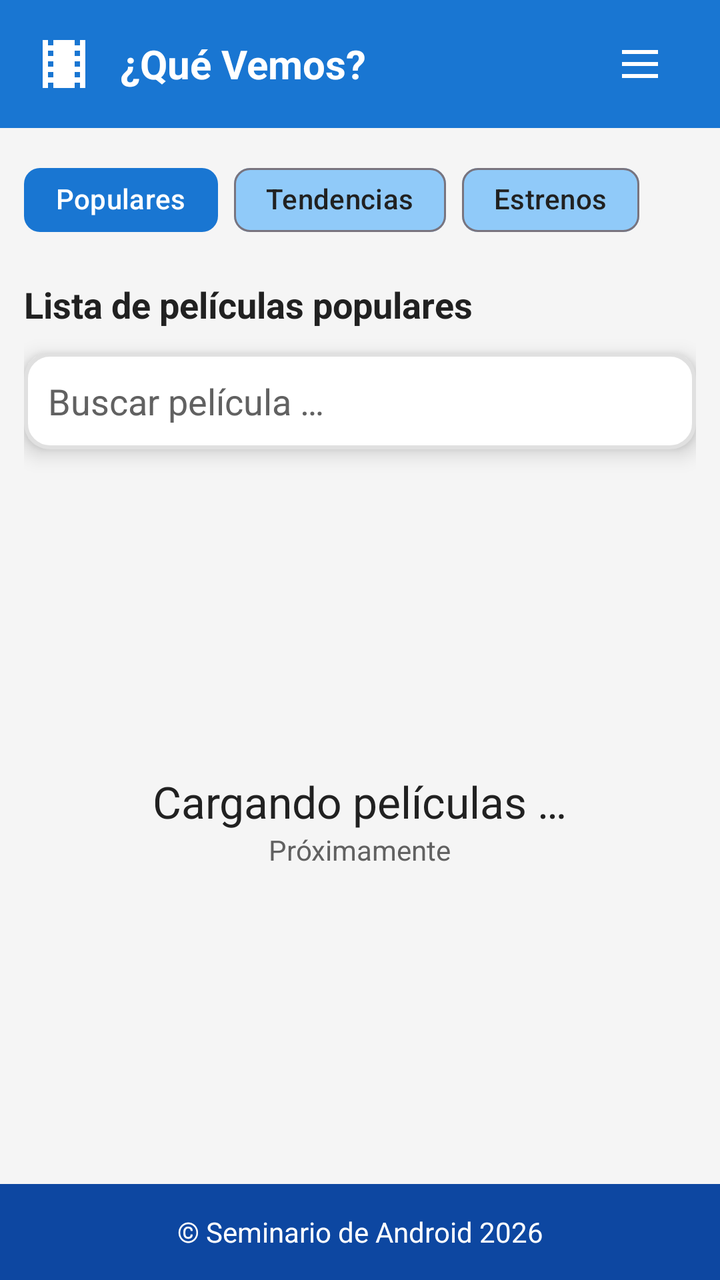
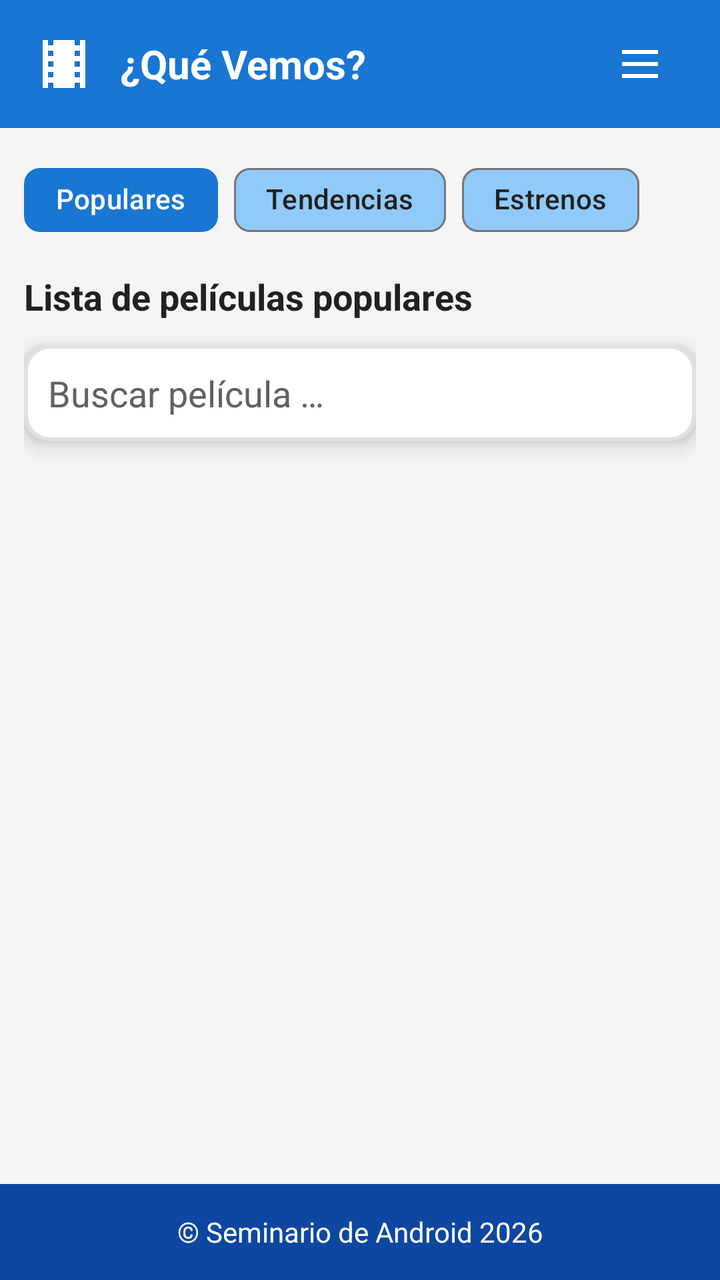

Two renders of the same Android screen: before a commit and after it. Below are the layout's source before the change and the commit's diff.
<!-- AndroidManifest.xml: application theme Theme.Seminario -->
<!-- res/layout/activity_main.xml -->
<?xml version="1.0" encoding="utf-8"?>
<LinearLayout xmlns:android="http://schemas.android.com/apk/res/android"
    xmlns:app="http://schemas.android.com/apk/res-auto"
    android:id="@+id/main"
    android:layout_width="match_parent"
    android:layout_height="match_parent"
    android:background="@color/background"
    android:orientation="vertical">

    
    
    

    
    <LinearLayout
        android:layout_width="match_parent"
        android:layout_height="64dp"
        android:background="@color/primary"
        android:gravity="center_vertical"
        android:orientation="horizontal"
        android:paddingHorizontal="16dp">

        
        <ImageView
            android:layout_width="32dp"
            android:layout_height="32dp"
            android:contentDescription="@string/logo_description"
            android:src="@drawable/ic_android"
            app:tint="@color/white" />

        
        <TextView
            android:layout_width="0dp"
            android:layout_height="wrap_content"
            android:layout_marginStart="12dp"
            android:layout_weight="1"
            android:text="@string/home_title"
            android:textColor="@color/white"
            android:textSize="20sp"
            android:textStyle="bold" />

        
        <ImageButton
            android:id="@+id/btnMenu"
            android:layout_width="48dp"
            android:layout_height="48dp"
            android:background="@android:color/transparent"
            android:contentDescription="@string/menu_description"
            android:src="@drawable/ic_menu"
            app:tint="@color/white" />

    </LinearLayout>

    
    
    
    

    <LinearLayout
        android:layout_width="match_parent"
        android:layout_height="0dp"
        android:layout_weight="1"
        android:background="@color/surface"
        android:orientation="vertical"
        android:padding="12dp">

        
        <com.google.android.material.chip.ChipGroup
            android:id="@+id/chipGroupFiltros"
            android:layout_width="wrap_content"
            android:layout_height="wrap_content"
            android:layout_marginBottom="16dp"
            app:singleSelection="true">

            
            <com.google.android.material.chip.Chip
                android:id="@+id/chipPopulares"
                android:layout_width="wrap_content"
                android:layout_height="wrap_content"
                android:checkable="true"
                android:checked="true"
                android:text="@string/popular"
                android:textColor="@color/chip_text_color"
                app:chipBackgroundColor="@color/chip_background"
                />

            
            <com.google.android.material.chip.Chip
                android:id="@+id/chipTendencias"
                android:layout_width="wrap_content"
                android:layout_height="wrap_content"
                android:checkable="true"
                android:text="@string/trending"
                android:textColor="@color/chip_text_color"
                app:chipBackgroundColor="@color/chip_background"
                />

            
            <com.google.android.material.chip.Chip
                android:id="@+id/chipEstrenos"
                android:layout_width="wrap_content"
                android:layout_height="wrap_content"
                android:checkable="true"
                android:text="@string/upcoming"
                android:textColor="@color/chip_text_color"
                app:chipBackgroundColor="@color/chip_background"
                />

        </com.google.android.material.chip.ChipGroup>

        
        <TextView
            android:id="@+id/tvTituloPeliculas"
            android:layout_width="wrap_content"
            android:layout_height="wrap_content"
            android:layout_marginBottom="12dp"
            android:text="@string/popular_movies"
            android:textColor="@color/text_primary"
            android:textSize="18sp"
            android:textStyle="bold" />

        
        <EditText
            android:id="@+id/etBuscar"
            android:layout_width="match_parent"
            android:layout_height="wrap_content"
            android:layout_marginBottom="16dp"
            android:background="@drawable/bg_search"
            android:elevation="6dp"
            android:hint="@string/search_movie"
            android:importantForAutofill="no"
            android:inputType="text"
            android:padding="12dp"
            android:textColor="@color/text_primary"
            android:textColorHint="@color/text_secondary" />

        
        <LinearLayout
            android:layout_width="match_parent"
            android:layout_height="0dp"
            android:layout_weight="1"
            android:gravity="center"
            android:orientation="vertical">

            <TextView
                android:layout_width="wrap_content"
                android:layout_height="wrap_content"
                android:text="@string/movie_carousel"
                android:textColor="@color/text_primary"
                android:textSize="22sp" />

            <TextView
                android:layout_width="wrap_content"
                android:layout_height="wrap_content"
                android:text="@string/coming_soon"
                android:textColor="@color/text_secondary" />

        </LinearLayout>

    </LinearLayout>

    
    
    

    
    <TextView
        android:layout_width="match_parent"
        android:layout_height="48dp"
        android:background="@color/primary_dark"
        android:gravity="center"
        android:text="@string/footer_text"
        android:textColor="@color/white" />

</LinearLayout>
<!-- resources referenced by this layout -->
<resources>
  <color name="background">@color/blue_soft</color>
  <color name="primary">@color/blue_700</color>
  <color name="primary_dark">@color/blue_900</color>
  <color name="surface">@color/gray_100</color>
  <color name="text_primary">@color/gray_900</color>
  <color name="text_secondary">@color/gray_700</color>
  <color name="white">#FFFFFF</color>
  <!-- drawable bg_search (drawable) -->
  <?xml version="1.0" encoding="utf-8"?>
  <shape xmlns:android="http://schemas.android.com/apk/res/android">
  
      <solid android:color="@color/white"/>
  
      <corners android:radius="12dp"/>
  
      <stroke
          android:width="2dp"
          android:color="@color/divider"/>
  
      <padding
          android:left="8dp"
          android:right="8dp"
          android:top="8dp"
          android:bottom="8dp"/>
  
  </shape>
  <!-- drawable ic_android (drawable) -->
  <vector xmlns:android="http://schemas.android.com/apk/res/android" android:height="24dp" android:tint="#000000" android:viewportHeight="24" android:viewportWidth="24" android:width="24dp">
        
      <path android:fillColor="@android:color/white" android:pathData="M18,3v2h-2L16,3L8,3v2L6,5L6,3L4,3v18h2v-2h2v2h8v-2h2v2h2L20,3h-2zM8,17L6,17v-2h2v2zM8,13L6,13v-2h2v2zM8,9L6,9L6,7h2v2zM18,17h-2v-2h2v2zM18,13h-2v-2h2v2zM18,9h-2L16,7h2v2z"/>
      
  </vector>
  <!-- drawable ic_menu (drawable) -->
  <vector xmlns:android="http://schemas.android.com/apk/res/android" android:height="24dp" android:tint="#000000" android:viewportHeight="960" android:viewportWidth="960" android:width="24dp">
        
      <path android:fillColor="@android:color/white" android:pathData="M120,280L120,200L840,200L840,280L120,280ZM120,760L120,680L840,680L840,760L120,760ZM120,520L120,440L840,440L840,520L120,520Z"/>
      
  </vector>
  <string name="coming_soon">Próximamente</string>
  <string name="footer_text">© Seminario de Android 2026</string>
  <string name="home_title">¿Qué Vemos?</string>
  <string name="logo_description">Logo de la Aplicación</string>
  <string name="menu_description">Menú</string>
  <string name="movie_carousel">Cargando películas …</string>
  <string name="popular">Populares</string>
  <string name="popular_movies">Lista de películas populares</string>
  <string name="search_movie">Buscar película …</string>
  <string name="trending">Tendencias</string>
  <string name="upcoming">Estrenos</string>
  <style name="Theme.Seminario" parent="Base.Theme.Seminario" />
  <color name="blue_soft">#90CAF9</color>
  <color name="blue_700">#1976D2</color>
  <color name="blue_900">#0D47A1</color>
  <color name="gray_100">#F5F5F5</color>
  <color name="gray_900">#212121</color>
  <color name="gray_700">#616161</color>
  <color name="divider">@color/gray_300</color>
  <style name="Base.Theme.Seminario" parent="Theme.Material3.DayNight.NoActionBar">
  
          
          <item name="colorPrimary">@color/primary</item>
          <item name="colorSecondary">@color/secondary</item>
          <item name="colorError">@color/error</item>
  
          
          
          
  
          <item name="android:statusBarColor">@color/primary_dark</item>
  
      </style>
  <color name="gray_300">#E0E0E0</color>
  <color name="secondary">@color/green_500</color>
  <color name="error">@color/red_500</color>
  <color name="green_500">#4CAF50</color>
  <color name="red_500">#F44336</color>
</resources>

<!-- the commit's change to res/layout/activity_main.xml (unified diff, before → after) -->
@@ -12,6 +12,7 @@
     
 
     
+
     <LinearLayout
         android:layout_width="match_parent"
         android:layout_height="64dp"
@@ -55,14 +56,16 @@
     
     
     
-
-    <LinearLayout
+    <androidx.constraintlayout.widget.ConstraintLayout
         android:layout_width="match_parent"
         android:layout_height="0dp"
         android:layout_weight="1"
         android:background="@color/surface"
-        android:orientation="vertical"
         android:padding="12dp">
+
+        
+        
+        
 
         
         <com.google.android.material.chip.ChipGroup
@@ -70,6 +73,8 @@
             android:layout_width="wrap_content"
             android:layout_height="wrap_content"
             android:layout_marginBottom="16dp"
+            app:layout_constraintStart_toStartOf="parent"
+            app:layout_constraintTop_toTopOf="parent"
             app:singleSelection="true">
 
             
@@ -81,8 +86,7 @@
                 android:checked="true"
                 android:text="@string/popular"
                 android:textColor="@color/chip_text_color"
-                app:chipBackgroundColor="@color/chip_background"
-                />
+                app:chipBackgroundColor="@color/chip_background" />
 
             
             <com.google.android.material.chip.Chip
@@ -92,8 +96,7 @@
                 android:checkable="true"
                 android:text="@string/trending"
                 android:textColor="@color/chip_text_color"
-                app:chipBackgroundColor="@color/chip_background"
-                />
+                app:chipBackgroundColor="@color/chip_background" />
 
             
             <com.google.android.material.chip.Chip
@@ -103,28 +106,36 @@
                 android:checkable="true"
                 android:text="@string/upcoming"
                 android:textColor="@color/chip_text_color"
-                app:chipBackgroundColor="@color/chip_background"
-                />
+                app:chipBackgroundColor="@color/chip_background" />
 
         </com.google.android.material.chip.ChipGroup>
 
         
+        
+        
+
         <TextView
             android:id="@+id/tvTituloPeliculas"
             android:layout_width="wrap_content"
             android:layout_height="wrap_content"
-            android:layout_marginBottom="12dp"
+            android:layout_marginTop="12dp"
             android:text="@string/popular_movies"
             android:textColor="@color/text_primary"
             android:textSize="18sp"
-            android:textStyle="bold" />
+            android:textStyle="bold"
+            app:layout_constraintStart_toStartOf="parent"
+            app:layout_constraintTop_toBottomOf="@id/chipGroupFiltros" />
+
+        
+        
+        
 
         
         <EditText
             android:id="@+id/etBuscar"
-            android:layout_width="match_parent"
+            android:layout_width="0dp"
             android:layout_height="wrap_content"
-            android:layout_marginBottom="16dp"
+            android:layout_marginTop="12dp"
             android:background="@drawable/bg_search"
             android:elevation="6dp"
             android:hint="@string/search_movie"
@@ -132,32 +143,29 @@
             android:inputType="text"
             android:padding="12dp"
             android:textColor="@color/text_primary"
-            android:textColorHint="@color/text_secondary" />
+            android:textColorHint="@color/text_secondary"
+            app:layout_constraintEnd_toEndOf="parent"
+            app:layout_constraintStart_toStartOf="parent"
+            app:layout_constraintTop_toBottomOf="@id/tvTituloPeliculas" />
 
         
-        <LinearLayout
-            android:layout_width="match_parent"
+        
+        
+
+        
+        <androidx.recyclerview.widget.RecyclerView
+            android:id="@+id/rvMovies"
+            android:layout_width="0dp"
             android:layout_height="0dp"
-            android:layout_weight="1"
-            android:gravity="center"
-            android:orientation="vertical">
+            android:clipToPadding="false"
+            android:paddingTop="8dp"
+            android:paddingBottom="8dp"
+            app:layout_constraintTop_toBottomOf="@id/etBuscar"
+            app:layout_constraintBottom_toBottomOf="parent"
+            app:layout_constraintStart_toStartOf="parent"
+            app:layout_constraintEnd_toEndOf="parent" />
 
-            <TextView
-                android:layout_width="wrap_content"
-                android:layout_height="wrap_content"
-                android:text="@string/movie_carousel"
-                android:textColor="@color/text_primary"
-                android:textSize="22sp" />
-
-            <TextView
-                android:layout_width="wrap_content"
-                android:layout_height="wrap_content"
-                android:text="@string/coming_soon"
-                android:textColor="@color/text_secondary" />
-
-        </LinearLayout>
-
-    </LinearLayout>
+    </androidx.constraintlayout.widget.ConstraintLayout>
 
     
     
<!-- resource entries referenced after the edit -->
@@ -38,12 +38,10 @@
       <path android:fillColor="@android:color/white" android:pathData="M120,280L120,200L840,200L840,280L120,280ZM120,760L120,680L840,680L840,760L120,760ZM120,520L120,440L840,440L840,520L120,520Z"/>
       
   </vector>
-  <string name="coming_soon">Próximamente</string>
   <string name="footer_text">© Seminario de Android 2026</string>
   <string name="home_title">¿Qué Vemos?</string>
   <string name="logo_description">Logo de la Aplicación</string>
   <string name="menu_description">Menú</string>
-  <string name="movie_carousel">Cargando películas …</string>
   <string name="popular">Populares</string>
   <string name="popular_movies">Lista de películas populares</string>
   <string name="search_movie">Buscar película …</string>
